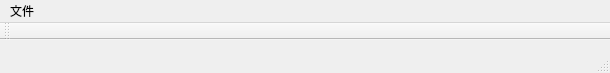
Old version of the form ZGIS/MainForm.ui in the repository zhnny/ZGIS.
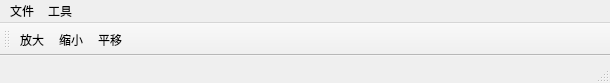
New version of the form.

Commit message:
粗略实现线段裁剪和键盘平移。
对函数进行了一下修改，实现了点击裁剪命令来裁剪，未实现保存以及其他后序操作；
加入了摄像机概念，引入录入view向量，实现了键盘上下左右键控制平移；
暂未实现缩放，摄像机的很多概念没有理清。

```diff
--- a/ZGIS/MainForm.ui
+++ b/ZGIS/MainForm.ui
@@ -10,7 +10,7 @@
     <x>0</x>
     <y>0</y>
     <width>610</width>
-    <height>73</height>
+    <height>83</height>
    </rect>
   </property>
   <property name="windowTitle">
@@ -38,7 +38,14 @@
     </widget>
     <addaction name="menu_open"/>
    </widget>
+   <widget class="QMenu" name="menu">
+    <property name="title">
+     <string>工具</string>
+    </property>
+    <addaction name="action"/>
+   </widget>
    <addaction name="menu_file"/>
+   <addaction name="menu"/>
   </widget>
   <widget class="QToolBar" name="mainToolBar">
    <property name="enabled">
@@ -50,6 +57,9 @@
    <attribute name="toolBarBreak">
     <bool>false</bool>
    </attribute>
+   <addaction name="action_zoomOut"/>
+   <addaction name="action_zoomIn"/>
+   <addaction name="action_pan"/>
   </widget>
   <widget class="QStatusBar" name="statusBar"/>
   <action name="action_shpOpen">
@@ -57,6 +67,26 @@
     <string>shp文件</string>
    </property>
   </action>
+  <action name="action_zoomOut">
+   <property name="text">
+    <string>放大</string>
+   </property>
+  </action>
+  <action name="action_zoomIn">
+   <property name="text">
+    <string>缩小</string>
+   </property>
+  </action>
+  <action name="action_pan">
+   <property name="text">
+    <string>平移</string>
+   </property>
+  </action>
+  <action name="action">
+   <property name="text">
+    <string>剪裁</string>
+   </property>
+  </action>
  </widget>
  <layoutdefault spacing="6" margin="11"/>
  <resources>
```
The commit also changes 7 other files.
